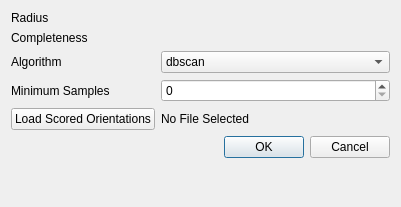
This is hexrd/ui/resources/ui/rerun_clustering_dialog.ui in HEXRD/hexrdgui as Qt 5 draws it before an edit. The edited form follows.
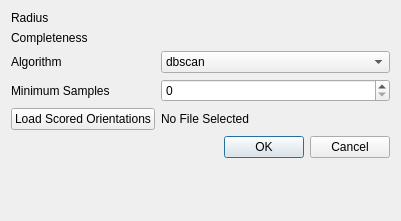
This is the edited form. Custom widgets are drawn as their Qt base class.

Commit message: Move help button to left side of rerun clustering

The edit to the form file:
```diff
--- a/hexrd/ui/resources/ui/rerun_clustering_dialog.ui
+++ b/hexrd/ui/resources/ui/rerun_clustering_dialog.ui
@@ -7,7 +7,7 @@
     <x>0</x>
     <y>0</y>
     <width>401</width>
-    <height>207</height>
+    <height>221</height>
    </rect>
   </property>
   <property name="windowTitle">
@@ -96,16 +96,6 @@
      </property>
     </widget>
    </item>
-   <item row="6" column="1">
-    <widget class="QDialogButtonBox" name="button_box">
-     <property name="orientation">
-      <enum>Qt::Horizontal</enum>
-     </property>
-     <property name="standardButtons">
-      <set>QDialogButtonBox::Cancel|QDialogButtonBox::Ok</set>
-     </property>
-    </widget>
-   </item>
    <item row="0" column="1">
     <widget class="ScientificDoubleSpinBox" name="radius" native="true">
      <property name="decimals" stdset="0">
@@ -126,6 +116,16 @@
      </property>
     </widget>
    </item>
+   <item row="6" column="0" colspan="2">
+    <widget class="QDialogButtonBox" name="button_box">
+     <property name="orientation">
+      <enum>Qt::Horizontal</enum>
+     </property>
+     <property name="standardButtons">
+      <set>QDialogButtonBox::Cancel|QDialogButtonBox::Ok</set>
+     </property>
+    </widget>
+   </item>
   </layout>
  </widget>
  <customwidgets>
```
